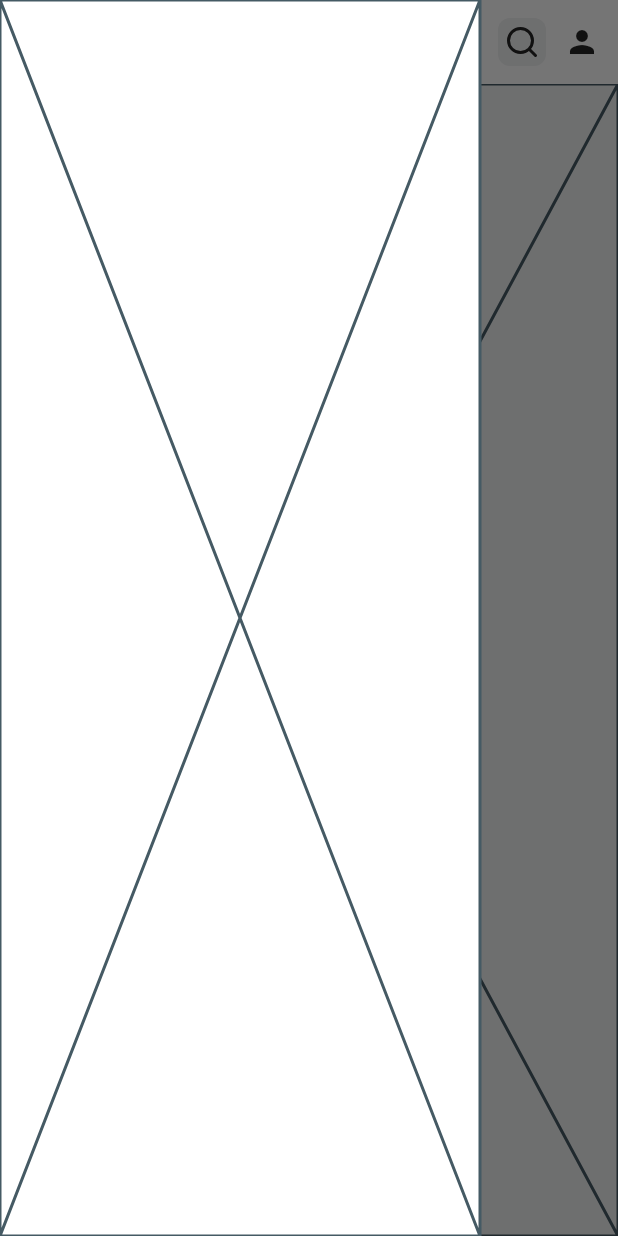
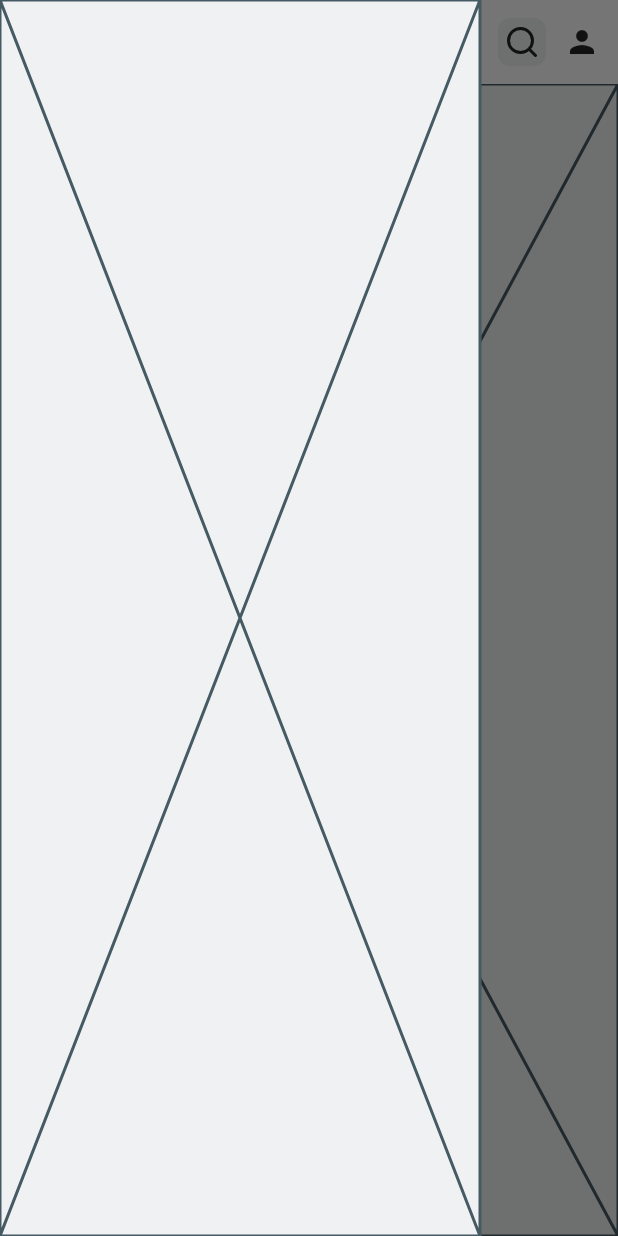
Before and after one commit to DenisBogatirov/mangadex, a Flutter app: the screen it shows after launch, with the side drawer open, on a phone screen of 412 x 824 dp. Run offline on Flutter 3.47's test engine with Material 2 defaults, Android fonts, the phone set to English and light mode, and no system bars; our stand-ins replace auto_route, bloc, dio, easy_localization, equatable, flutter_bloc and 9 more; missing offline and left inert: easy_logger, oauth2; accounts and stored records are empty; generated files the repository leaves out were written again.

Commit message:
Add drawer layout & widgets

```diff
--- a/lib/home/screens/home_screen.dart
+++ b/lib/home/screens/home_screen.dart
@@ -10,6 +10,7 @@ import 'package:get_it/get_it.dart';
 import 'package:mangadex/theme/mangadex_theme.dart';
 import 'package:mangadex/user/screens/widgets/user_drawer/user_drawer.dart';
 import 'package:mangadex/user/screens/widgets/user_drawer/user_drawer_cubit.dart';
+import 'package:mangadex/widgets/drawer_container.dart';
 import 'widgets/mangadex_app_bar.dart';
 
 @RoutePage()
@@ -39,13 +40,9 @@ class _HomeScreenState extends State<HomeScreen> {
       key: _scaffoldKey,
       appBar: const MangaDexAppBar(),
       drawerEdgeDragWidth: 0,
-      drawer: ConstrainedBox(
-        constraints: kDrawerConstraints,
-        child: Container(
-          color: context.theme.colorScheme.background,
-          child: const SafeArea(
-            child: Placeholder(),
-          ),
+      drawer: const DrawerContainer(
+        child: SafeArea(
+          child: Placeholder(),
         ),
       ),
       endDrawer: const UserDrawer(),
--- a/lib/infrastructure/mangadex_assets.dart
+++ b/lib/infrastructure/mangadex_assets.dart
@@ -1,7 +1,7 @@
 // GENERATED CODE - DO NOT MODIFY BY HAND
 
 // **************************************************************************
-// Total assets: 8.
+// Total assets: 10.
 // Generated by https://pub.dev/packages/assets_gen.
 // **************************************************************************
 
@@ -10,6 +10,8 @@ class Assets {
   static const String package = 'mangadex';
 
   static const String assetsCloseIcon = 'assets/close-icon.svg';
+
+  static const String assetsDropIcon = 'assets/drop-icon.svg';
 
   static const String assetsFavicon = 'assets/favicon.svg';
 
@@ -23,5 +25,7 @@ class Assets {
 
   static const String assetsSearchIcon = 'assets/search-icon.svg';
 
+  static const String assetsSettingsIcon = 'assets/settings-icon.svg';
+
   static const String assetsSignOutIcon = 'assets/sign-out-icon.svg';
 }
--- /dev/null
+++ b/lib/widgets/drawer_container.dart
@@ -0,0 +1,28 @@
+// Flutter imports:
+import 'package:flutter/material.dart';
+
+// Project imports:
+import 'package:mangadex/theme/mangadex_theme.dart';
+
+const kDrawerConstraints = BoxConstraints(maxWidth: 320, minWidth: 256, maxHeight: double.infinity);
+
+class DrawerContainer extends StatelessWidget {
+  final Widget? child;
+
+  const DrawerContainer({
+    super.key,
+    this.child,
+  });
+
+  @override
+  Widget build(BuildContext context) {
+    return Container(
+      constraints: kDrawerConstraints,
+      height: kDrawerConstraints.maxHeight,
+      decoration: BoxDecoration(
+        color: context.theme.colorScheme.surface,
+      ),
+      child: child,
+    );
+  }
+}
--- a/pubspec.yaml
+++ b/pubspec.yaml
@@ -40,9 +40,9 @@ dev_dependencies:
 
   build_runner:
   flutter_lints: ^2.0.1
-  retrofit_generator: ^7.0.0
+  retrofit_generator: ^7.0.1
   injectable_generator: ^2.1.5
-  json_serializable: ^6.6.2
+  json_serializable: ^6.7.0
   auto_route_generator: ^7.0.0
   smartstruct_generator: ^1.4.0
   import_sorter: ^4.6.0
```
Also changed, not shown: assets/translations/en-US.json (+7 -1 lines), lib/user/screens/widgets/drawer_icon_button.dart (added, +32 -0 lines), lib/user/screens/widgets/user_drawer/user_drawer.dart (+80 -16 lines), assets/drop-icon.svg (added), assets/settings-icon.svg (added), pubspec.lock, 1 other file.
